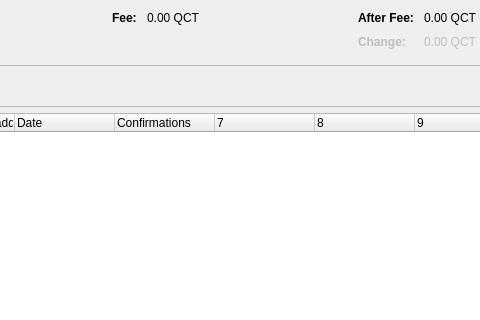
qcity/qcity, file src/qt/forms/coincontroldialog.ui: the form before one commit; both pictures show x 397 to 877 and y 0 to 320 of the 1000 by 500 pixel window.
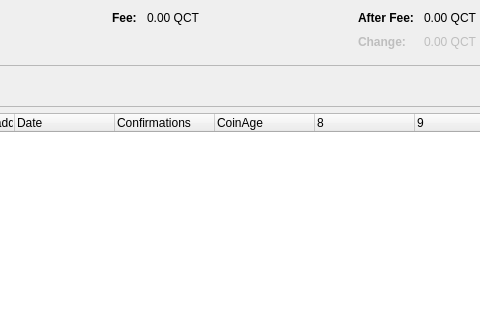
The form after the commit. Custom widgets are drawn as their Qt base class.

Commit message: add coin age

Patch:
```diff
--- a/src/qt/forms/coincontroldialog.ui
+++ b/src/qt/forms/coincontroldialog.ui
@@ -435,6 +435,7 @@
        <string>Date</string>
       </property>
      </column>
+     
      <column>
       <property name="text">
        <string>Confirmations</string>
@@ -443,6 +444,14 @@
        <string>Confirmed</string>
       </property>
      </column>
+     <column>
+      <property name="text">
+       <string>CoinAge</string>
+      </property>
+      <property name="toolTip">
+       <string>CoinAge</string>
+      </property>
+     </column>
      <column>
       <property name="text">
        <string/>
```
The commit also changes 2 other files.
